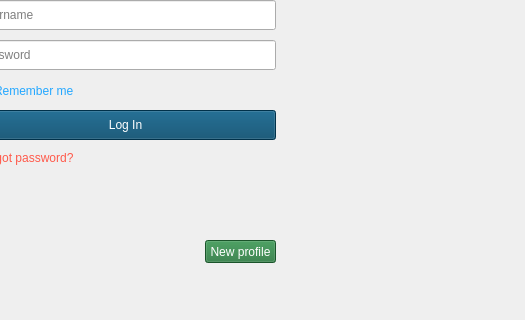
kazimierczak-robert/LeonCam, file LeonCam/LogIn.ui: the form before one commit; both pictures show x 275 to 800 and y 180 to 500 of the 800 by 500 pixel window.
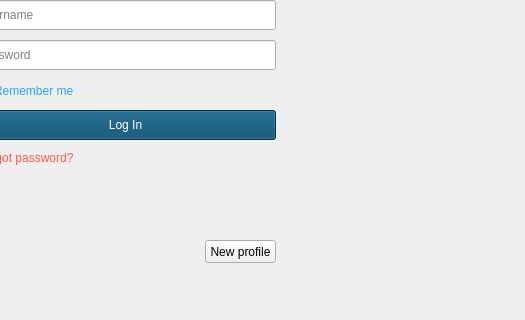
The form after the commit. Icons and pictures are not drawn.

Commit message: Dodanie efektu hover do kontrolek

```diff
--- a/LeonCam/LogIn.ui
+++ b/LeonCam/LogIn.ui
@@ -57,8 +57,13 @@
      </rect>
     </property>
     <property name="styleSheet">
-     <string notr="true">color: rgb(255, 255, 255);
-background-color:rgb(36, 118, 59)
+     <string notr="true">#PBNewProfile{
+color: rgb(255, 255, 255);
+background-color:rgb(36, 118, 59)}
+#PBNewProfile:hover
+{
+background-color: rgb(39, 129, 63);
+}
 /*border: none;
 margin: 0px;
 padding: 0px;*/</string>
```
Left out of the diff: 25 changed lines with no effect on the pictures. The commit also changes 9 other files.
